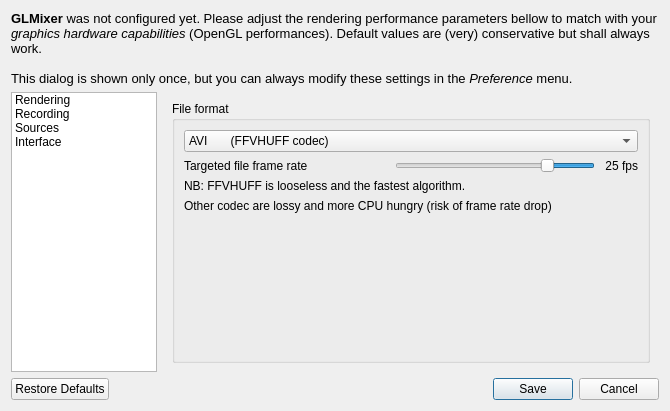
Qt form src/UserPreferencesDialog.ui (markus-wa/glmixer-mirror) before a commit.
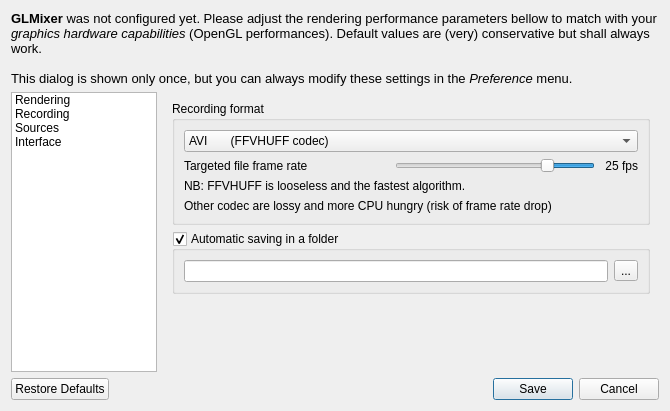
The same form after that commit. Icons and pictures are not drawn. Custom widgets are drawn as their Qt base class.

Commit message: Implementation of the recording feature "automatic save in a folder" (with its preference, dialog and validator for entering a valid path).

The edit to the form file:
```diff
--- a/src/UserPreferencesDialog.ui
+++ b/src/UserPreferencesDialog.ui
@@ -469,7 +469,7 @@
        <item>
         <widget class="QGroupBox" name="groupBox">
          <property name="title">
-          <string>File format</string>
+          <string>Recording format</string>
          </property>
          <layout class="QVBoxLayout" name="verticalLayout_10">
           <item>
@@ -573,22 +573,61 @@
             </property>
            </widget>
           </item>
+         </layout>
+        </widget>
+       </item>
+       <item>
+        <widget class="QGroupBox" name="recordingFolderBox">
+         <property name="title">
+          <string>Automatic saving in a folder</string>
+         </property>
+         <property name="checkable">
+          <bool>true</bool>
+         </property>
+         <property name="checked">
+          <bool>true</bool>
+         </property>
+         <layout class="QHBoxLayout" name="horizontalLayout_2">
           <item>
-           <spacer name="verticalSpacer_4">
-            <property name="orientation">
-             <enum>Qt::Vertical</enum>
+           <widget class="QLineEdit" name="recordingFolderLine">
+            <property name="toolTip">
+             <string>Location where the files are saved</string>
             </property>
-            <property name="sizeHint" stdset="0">
-             <size>
-              <width>20</width>
-              <height>161</height>
-             </size>
+            <property name="styleSheet">
+             <string notr="true">*[exists=&quot;false&quot;] { background-color: yellow }</string>
             </property>
-           </spacer>
+           </widget>
           </item>
+          <item>
+           <widget class="QToolButton" name="recordingFolderButton">
+            <property name="toolTip">
+             <string>Select a folder</string>
+            </property>
+            <property name="text">
+             <string>...</string>
+            </property>
+            <property name="icon">
+             <iconset resource="../icons.qrc">
+              <normaloff>:/glmixer/icons/fileopen.png</normaloff>:/glmixer/icons/fileopen.png</iconset>
+            </property>
+           </widget>
+          </item>
          </layout>
         </widget>
        </item>
+       <item>
+        <spacer name="verticalSpacer_4">
+         <property name="orientation">
+          <enum>Qt::Vertical</enum>
+         </property>
+         <property name="sizeHint" stdset="0">
+          <size>
+           <width>20</width>
+           <height>40</height>
+          </size>
+         </property>
+        </spacer>
+       </item>
       </layout>
      </widget>
      <widget class="QWidget" name="PageSources">
```
Left out of the diff: 14 changed lines with no effect on the pictures. The commit also changes 7 other files.
